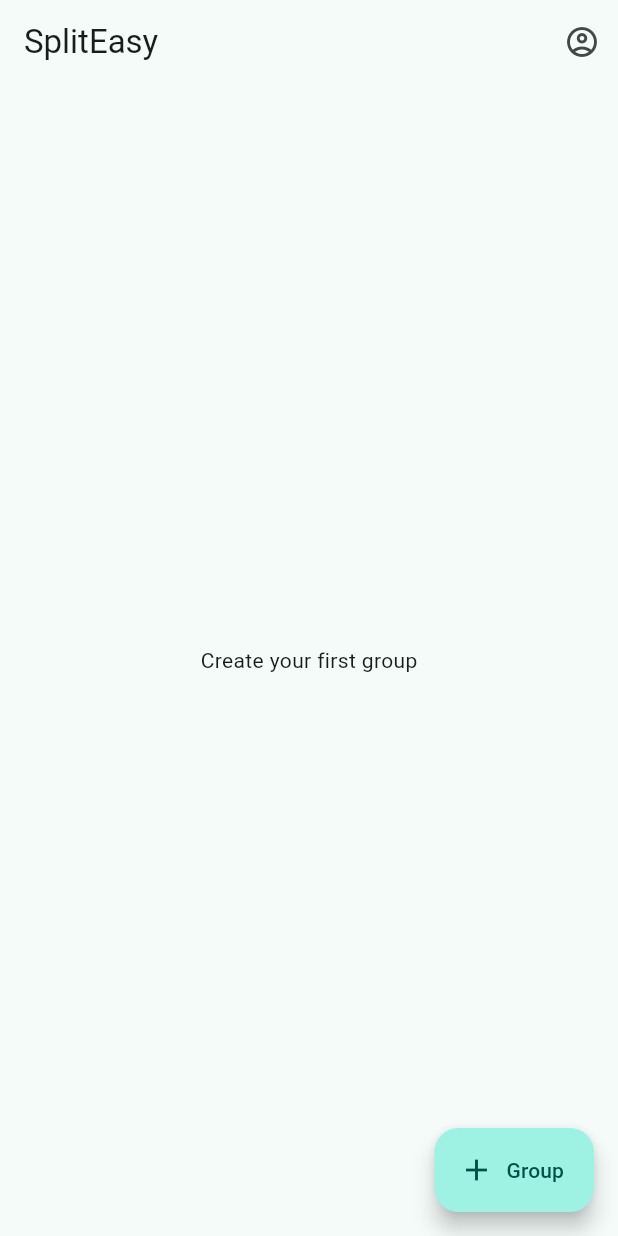
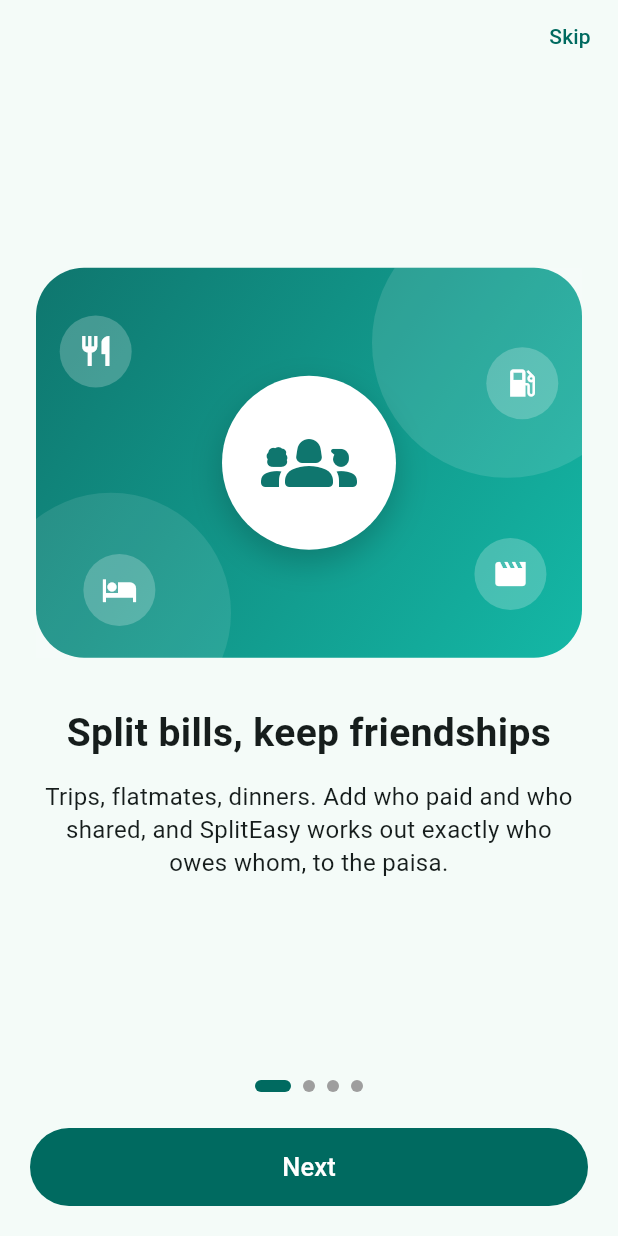
Before and after one commit to maha-karthik/spliteasy, a Flutter app: the screen it shows after launch, on a phone screen of 412 x 824 dp. Run offline on Flutter 3.47's test engine with Material 3 defaults, Android fonts, the phone set to English and light mode, and no system bars; our stand-ins replace firebase_auth, firebase_core, flutter_tts, image_picker, pdf, share_plus and 1 more; missing offline and left inert: google_mlkit_text_recognition, receive_sharing_intent, system_contact_picker; accounts and stored records are empty.

Commit message:
Welcome screens, create-account with confirm password, clearer error wording
Co-Authored-By: Claude Sonnet 5.5 <noreply@anthropic.com>
Claude-Session: https://claude.ai/code/session_013bjFu3kkUjRzoUr2x5cqQt

```diff
--- a/lib/data/repo.dart
+++ b/lib/data/repo.dart
@@ -101,6 +101,15 @@ class Repo {
     });
   }
 
+
+  // ---- small settings (sync_meta key/value) ----
+  static Future<String?> meta(String key) async {
+    final r = await (await db).query('sync_meta', where: 'k=?', whereArgs: [key], limit: 1);
+    return r.isEmpty ? null : r.first['v'] as String?;
+  }
+
+  static Future<void> setMeta(String key, String value) async =>
+      (await db).insert('sync_meta', {'k': key, 'v': value}, conflictAlgorithm: ConflictAlgorithm.replace);
 
   // ---- outbox (every write below also queues a change, in the same database transaction) ----
   static Future<String> _memberUid(DatabaseExecutor x, int id) async {
--- a/lib/logic/auth_utils.dart
+++ b/lib/logic/auth_utils.dart
@@ -29,6 +29,8 @@ String friendlyAuthError(String code) {
       return 'No internet connection. Try again when you are online.';
     case 'too-many-requests':
       return 'Too many attempts. Wait a few minutes and try again.';
+    case 'operation-not-allowed':
+      return 'This sign-in method is switched off for the app. Please contact the app owner.';
     case 'user-disabled':
       return 'This account has been disabled.';
     case 'canceled':
@@ -41,3 +43,6 @@ String friendlyAuthError(String code) {
       return 'Sign-in failed ($code). Please try again.';
   }
 }
+
+/// null when both passwords match, otherwise a short reason.
+String? confirmProblem(String password, String confirm) => password == confirm ? null : 'Passwords do not match';
--- /dev/null
+++ b/lib/ui/welcome_screen.dart
@@ -0,0 +1,115 @@
+import 'package:flutter/material.dart';
+
+class _Page {
+  final IconData big;
+  final List<IconData> orbit;
+  final String title, body;
+  final List<Color> colors;
+  const _Page(this.big, this.orbit, this.title, this.body, this.colors);
+}
+
+const _pages = [
+  _Page(Icons.groups_2_rounded, [Icons.restaurant, Icons.local_gas_station, Icons.hotel, Icons.movie],
+      'Split bills, keep friendships', 'Trips, flatmates, dinners. Add who paid and who shared, and SplitEasy works out exactly who owes whom, to the paisa.',
+      [Color(0xFF0F766E), Color(0xFF14B8A6)]),
+  _Page(Icons.cloud_off_rounded, [Icons.lock, Icons.speed, Icons.battery_saver, Icons.flight],
+      'Works without internet', 'Everything is saved on your phone first. No account needed, nothing leaves your phone unless you choose to share a group.',
+      [Color(0xFF1D4ED8), Color(0xFF60A5FA)]),
+  _Page(Icons.fact_check_rounded, [Icons.receipt_long, Icons.sms, Icons.image, Icons.currency_rupee],
+      'Proof, not promises', 'Attach a payment screenshot or SMS. SplitEasy reads the amount and transaction number, blocks duplicates, and never marks a payment verified on its own.',
+      [Color(0xFF7C3AED), Color(0xFFA78BFA)]),
+  _Page(Icons.sync_rounded, [Icons.phone_android, Icons.person_add, Icons.notifications_active, Icons.verified_user],
+      'Everyone on the same page', 'Sign in to share a group with an invite code. Each person sees the same expenses and balances, even after being offline.',
+      [Color(0xFFEA580C), Color(0xFFFBBF24)]),
+];
+
+/// Shown on first launch, and from the info button on the home screen.
+class WelcomeScreen extends StatefulWidget {
+  final VoidCallback? onDone;
+  const WelcomeScreen({super.key, this.onDone});
+  @override
+  State<WelcomeScreen> createState() => _WelcomeScreenState();
+}
+
+class _WelcomeScreenState extends State<WelcomeScreen> {
+  final ctl = PageController();
+  int i = 0;
+
+  void _finish() {
+    widget.onDone?.call();
+    Navigator.of(context).pop();
+  }
+
+  @override
+  Widget build(BuildContext context) {
+    final last = i == _pages.length - 1;
+    return Scaffold(
+      body: SafeArea(
+        child: Column(children: [
+          Align(
+              alignment: Alignment.centerRight,
+              child: TextButton(onPressed: _finish, child: Text(last ? '' : 'Skip'))),
+          Expanded(
+              child: PageView.builder(
+                  controller: ctl,
+                  itemCount: _pages.length,
+                  onPageChanged: (v) => setState(() => i = v),
+                  itemBuilder: (_, k) => _view(_pages[k]))),
+          Row(mainAxisAlignment: MainAxisAlignment.center, children: [
+            for (var k = 0; k < _pages.length; k++)
+              AnimatedContainer(
+                  duration: const Duration(milliseconds: 250),
+                  margin: const EdgeInsets.all(4),
+                  width: k == i ? 24 : 8,
+                  height: 8,
+                  decoration: BoxDecoration(
+                      color: k == i ? Theme.of(context).colorScheme.primary : Colors.grey, borderRadius: BorderRadius.circular(4))),
+          ]),
+          Padding(
+              padding: const EdgeInsets.all(20),
+              child: SizedBox(
+                  width: double.infinity,
+                  height: 52,
+                  child: FilledButton(
+                      onPressed: last ? _finish : () => ctl.nextPage(duration: const Duration(milliseconds: 300), curve: Curves.easeOut),
+                      child: Text(last ? 'Get started' : 'Next', style: const TextStyle(fontSize: 17))))),
+        ]),
+      ),
+    );
+  }
+
+  Widget _view(_Page p) {
+    const spots = [Alignment(-0.9, -0.7), Alignment(0.9, -0.5), Alignment(-0.8, 0.8), Alignment(0.85, 0.7)];
+    return Padding(
+      padding: const EdgeInsets.symmetric(horizontal: 24),
+      child: Column(mainAxisAlignment: MainAxisAlignment.center, children: [
+        Container(
+          height: 260,
+          width: double.infinity,
+          decoration: BoxDecoration(
+              gradient: LinearGradient(colors: p.colors, begin: Alignment.topLeft, end: Alignment.bottomRight),
+              borderRadius: BorderRadius.circular(32)),
+          child: Stack(children: [
+            Positioned(right: -40, top: -40, child: CircleAvatar(radius: 90, backgroundColor: Colors.white.withValues(alpha: 0.12))),
+            Positioned(left: -30, bottom: -50, child: CircleAvatar(radius: 80, backgroundColor: Colors.white.withValues(alpha: 0.10))),
+            for (var k = 0; k < p.orbit.length; k++)
+              Align(
+                  alignment: spots[k],
+                  child: CircleAvatar(radius: 24, backgroundColor: Colors.white.withValues(alpha: 0.22), child: Icon(p.orbit[k], color: Colors.white))),
+            Center(
+                child: Container(
+                    padding: const EdgeInsets.all(26),
+                    decoration: BoxDecoration(color: Colors.white, shape: BoxShape.circle, boxShadow: [
+                      BoxShadow(color: Colors.black.withValues(alpha: 0.2), blurRadius: 18, offset: const Offset(0, 8))
+                    ]),
+                    child: Icon(p.big, size: 64, color: p.colors.first))),
+          ]),
+        ),
+        const SizedBox(height: 32),
+        Text(p.title, textAlign: TextAlign.center, style: const TextStyle(fontSize: 26, fontWeight: FontWeight.bold)),
+        const SizedBox(height: 12),
+        Text(p.body, textAlign: TextAlign.center, style: const TextStyle(fontSize: 16, height: 1.4)),
+      ]),
+    );
+  }
+}
```
Also changed, not shown: lib/main.dart (+12 -0 lines), lib/ui/account_screen.dart (+24 -15 lines), 1 other file.
